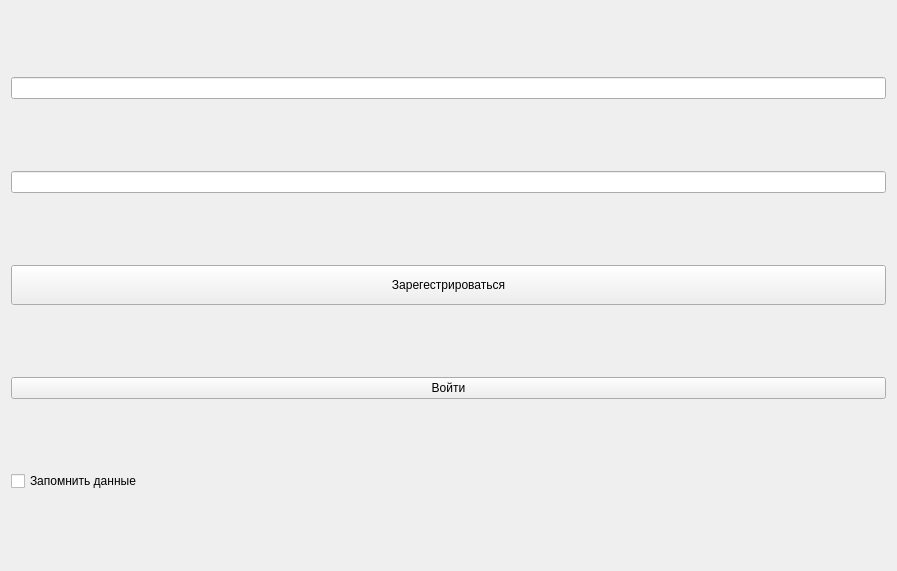
Qt form form.ui (egor17026/course_work) before a commit.
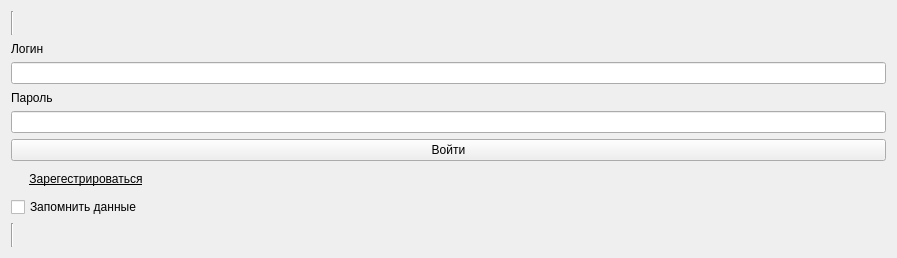
The same form after that commit.

```diff
--- a/form.ui
+++ b/form.ui
@@ -7,39 +7,99 @@
     <x>0</x>
     <y>0</y>
     <width>897</width>
-    <height>571</height>
+    <height>258</height>
    </rect>
   </property>
+  <property name="maximumSize">
+   <size>
+    <width>1000</width>
+    <height>258</height>
+   </size>
+  </property>
   <property name="windowTitle">
    <string>Widget</string>
   </property>
   <layout class="QVBoxLayout" name="verticalLayout_2">
+   <item>
+    <widget class="Line" name="line_2">
+     <property name="orientation">
+      <enum>Qt::Vertical</enum>
+     </property>
+    </widget>
+   </item>
+   <item>
+    <widget class="QLabel" name="label">
+     <property name="maximumSize">
+      <size>
+       <width>70</width>
+       <height>15</height>
+      </size>
+     </property>
+     <property name="text">
+      <string>Логин</string>
+     </property>
+    </widget>
+   </item>
    <item>
     <widget class="QLineEdit" name="txt_login"/>
    </item>
    <item>
-    <widget class="QLineEdit" name="txt_password"/>
+    <widget class="QLabel" name="label_2">
+     <property name="maximumSize">
+      <size>
+       <width>70</width>
+       <height>15</height>
+      </size>
+     </property>
+     <property name="text">
+      <string>Пароль</string>
+     </property>
+    </widget>
+   </item>
+   <item>
+    <widget class="QLineEdit" name="txt_password">
+     <property name="echoMode">
+      <enum>QLineEdit::Password</enum>
+     </property>
+    </widget>
+   </item>
+   <item>
+    <widget class="QPushButton" name="check">
+     <property name="text">
+      <string>Войти</string>
+     </property>
+    </widget>
    </item>
    <item>
     <widget class="QPushButton" name="regist">
      <property name="enabled">
       <bool>true</bool>
      </property>
+     <property name="minimumSize">
+      <size>
+       <width>150</width>
+       <height>0</height>
+      </size>
+     </property>
      <property name="maximumSize">
       <size>
-       <width>10000</width>
+       <width>150</width>
        <height>40</height>
       </size>
      </property>
+     <property name="font">
+      <font>
+       <underline>true</underline>
+      </font>
+     </property>
+     <property name="cursor">
+      <cursorShape>PointingHandCursor</cursorShape>
+     </property>
      <property name="text">
       <string>Зарегестрироваться</string>
      </property>
-    </widget>
-   </item>
-   <item>
-    <widget class="QPushButton" name="check">
-     <property name="text">
-      <string>Войти</string>
+     <property name="flat">
+      <bool>true</bool>
      </property>
     </widget>
    </item>
@@ -50,6 +110,13 @@
      </property>
     </widget>
    </item>
+   <item>
+    <widget class="Line" name="line">
+     <property name="orientation">
+      <enum>Qt::Vertical</enum>
+     </property>
+    </widget>
+   </item>
   </layout>
  </widget>
  <resources/>
```
